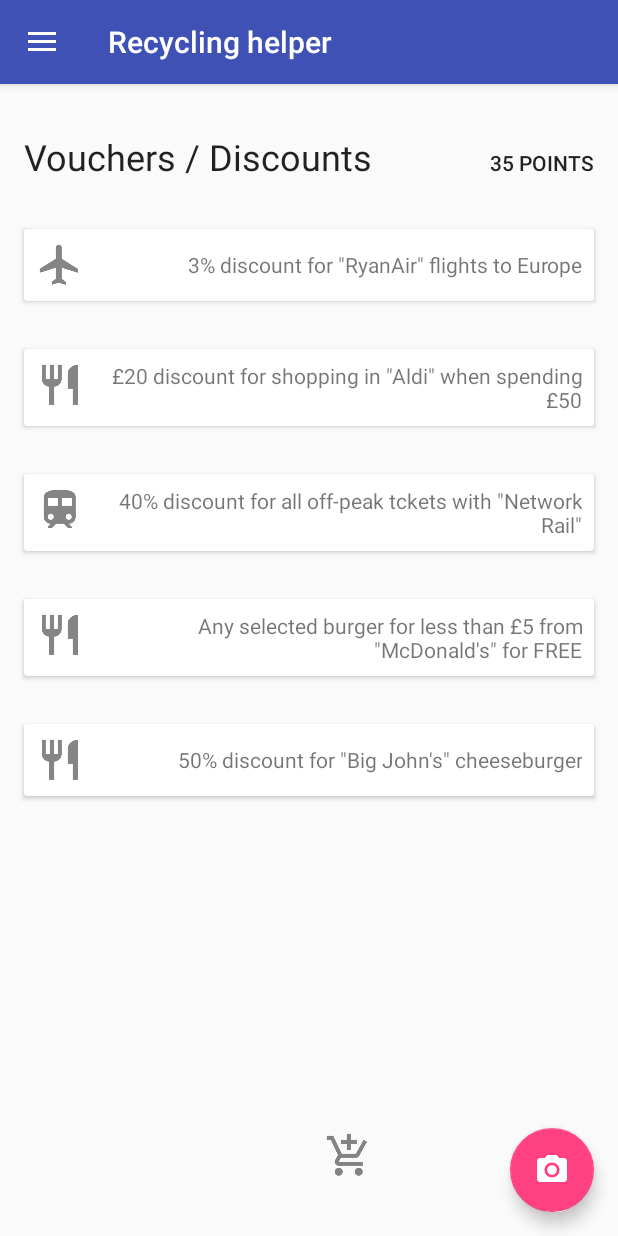
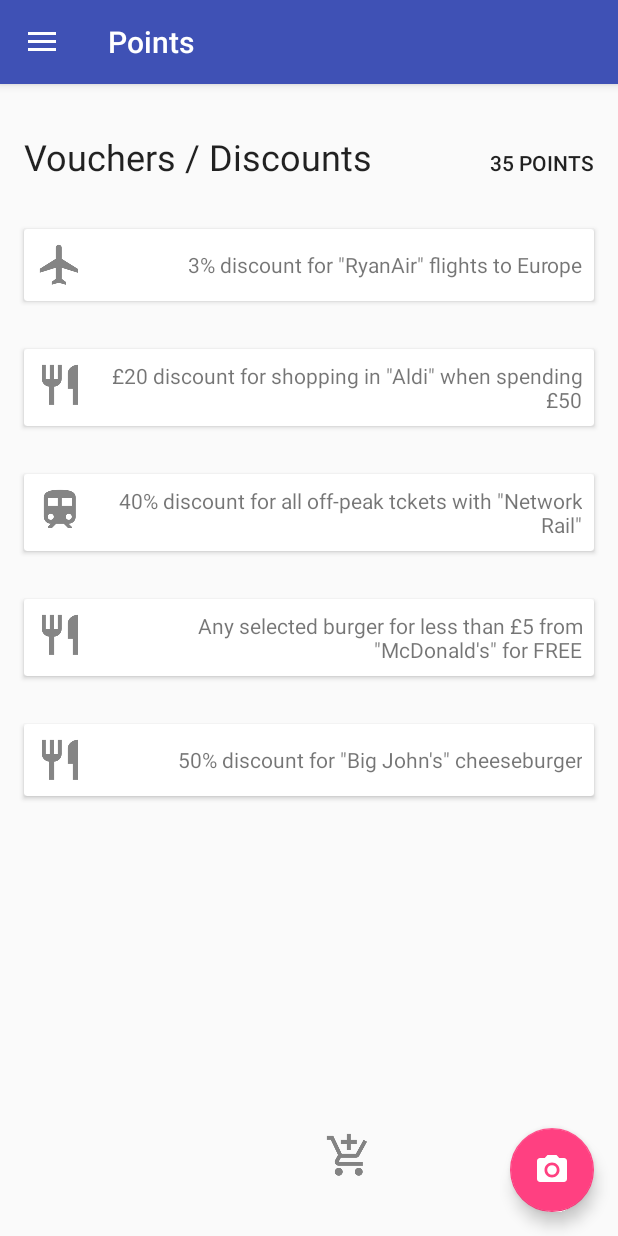
Before and after one commit to alexandruro/Software-Design-Study-Android, an Android app: the fragment AccountFragment placed in its activity, after a tap on "Points", on a phone screen of 412 x 824 dp. Run offline under Robolectric (Android 15) with nearby library versions, the phone set to English and light mode, and no system bars; our stand-ins replace Volley; libraries missing offline, so code that uses them is left out: com.github.mikephil.charting, com.timqi.sectorprogressview; 24 statements that could not run were skipped; 1 other tap on this screen came first.

Commit message:
Fragments change the title in the action bar

```diff
--- a/app/src/main/java/com/alexandruro/recyclinghelper/AccountFragment.java
+++ b/app/src/main/java/com/alexandruro/recyclinghelper/AccountFragment.java
@@ -64,6 +64,7 @@ public class AccountFragment extends Fragment implements NamedFragment{
     public View onCreateView(LayoutInflater inflater, ViewGroup container,
                              Bundle savedInstanceState) {
         // Inflate the layout for this fragment
+        getActivity().setTitle("Account");
         return inflater.inflate(R.layout.fragment_account, container, false);
     }
 
--- a/app/src/main/java/com/alexandruro/recyclinghelper/ApiCallFragment.java
+++ b/app/src/main/java/com/alexandruro/recyclinghelper/ApiCallFragment.java
@@ -94,6 +94,7 @@ public class ApiCallFragment extends Fragment {
                 callApi();
             }
         });
+        getActivity().setTitle("API Call");
         return view;
     }
 
--- a/app/src/main/java/com/alexandruro/recyclinghelper/PointsFragment.java
+++ b/app/src/main/java/com/alexandruro/recyclinghelper/PointsFragment.java
@@ -69,6 +69,7 @@ public class PointsFragment extends Fragment {
         // Inflate the layout for this fragment
         View view = inflater.inflate(R.layout.fragment_points, container, false);
         ((TextView)view.findViewById(R.id.pointsTextView)).setText(MainActivity.xp + " points");
+        getActivity().setTitle("Points");
         return view;
     }
 
--- a/app/src/main/java/com/alexandruro/recyclinghelper/ServerConnectionFragment.java
+++ b/app/src/main/java/com/alexandruro/recyclinghelper/ServerConnectionFragment.java
@@ -68,6 +68,8 @@ public class ServerConnectionFragment extends Fragment implements NamedFragment,
             view.findViewById(R.id.button_get).setEnabled(false);
         }
 
+        getActivity().setTitle("Server request");
+
         return view;
     }
 
--- a/app/src/main/java/com/alexandruro/recyclinghelper/ShoppingListFragment.java
+++ b/app/src/main/java/com/alexandruro/recyclinghelper/ShoppingListFragment.java
@@ -75,6 +75,8 @@ public class ShoppingListFragment extends Fragment implements NamedFragment {
                     }
                 }
         );
+
+        getActivity().setTitle("Shopping list");
 
         return view;
     }
```
